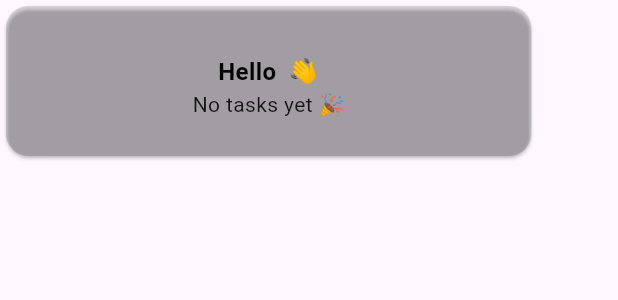
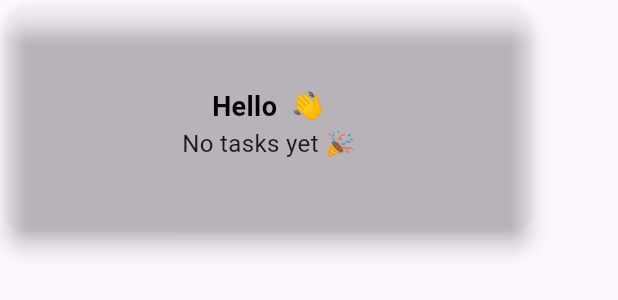
Before and after one commit to klarasameh1/TaskyApp, a Flutter app: the StatsCard widget shown alone on an empty page, opened directly, on a phone screen of 412 x 824 dp. Shown: the top 300 px of the screen. Run offline on Flutter 3.47's test engine with Material 3 defaults, Android fonts, the light colour scheme and no system bars.

Commit message:
edits in card

```diff
--- a/lib/widgets/stats_card.dart
+++ b/lib/widgets/stats_card.dart
@@ -14,11 +14,13 @@ class StatsCard extends StatelessWidget {
   Widget build(BuildContext context) {
     return Card(
       shape: RoundedRectangleBorder(borderRadius: BorderRadius.circular(15)),
-      color: Colors.black12,
+      color: Colors.transparent,
+      shadowColor: Colors.black,
+      elevation: 6,
       child: Container(
         width: MediaQuery.of(context).size.width * 0.85,
-        height: 100,
-        padding: const EdgeInsets.all(12),
+        height: 150,
+        padding: const EdgeInsets.all(10),
         child: Column(
           mainAxisAlignment: MainAxisAlignment.center,
           children: [
@@ -26,7 +28,7 @@ class StatsCard extends StatelessWidget {
             Text(
               "Hello $name 👋",
               style: const TextStyle(
-                fontSize: 16,
+                fontSize: 18,
                 fontWeight: FontWeight.bold,
                 color: Colors.black,
               ),
@@ -37,7 +39,7 @@ class StatsCard extends StatelessWidget {
                   ? "You have $count tasks to do"
                   : "No tasks yet 🎉",
               style: const TextStyle(
-                fontSize: 14,
+                fontSize: 16,
                 color: Colors.black87,
               ),
             ),
```
